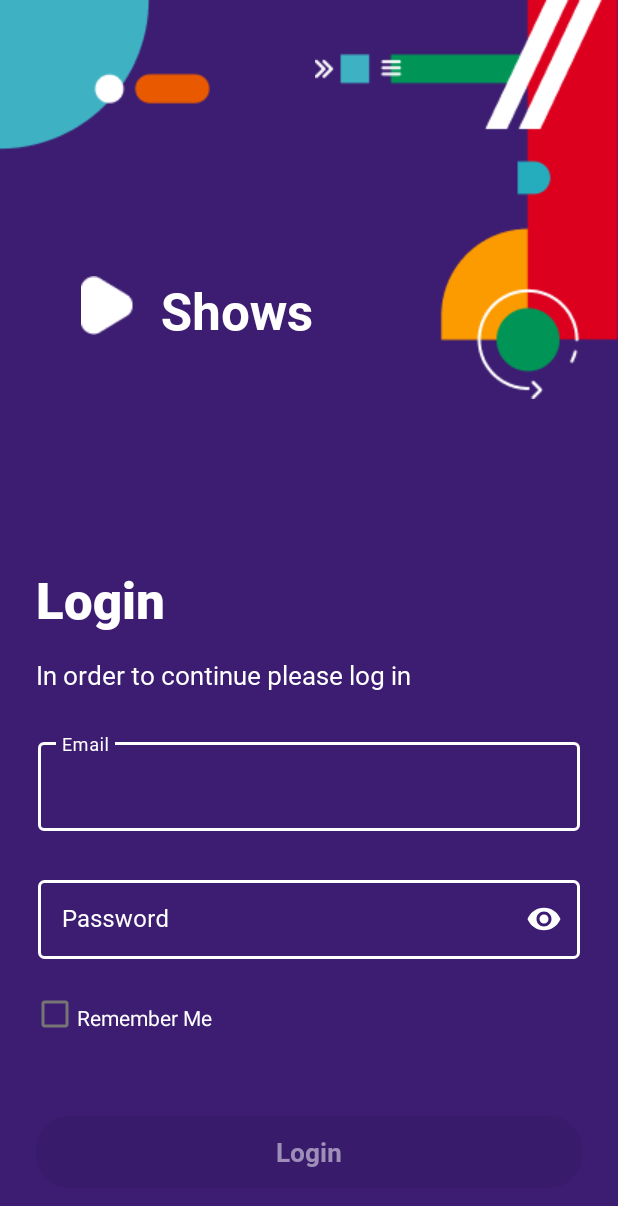
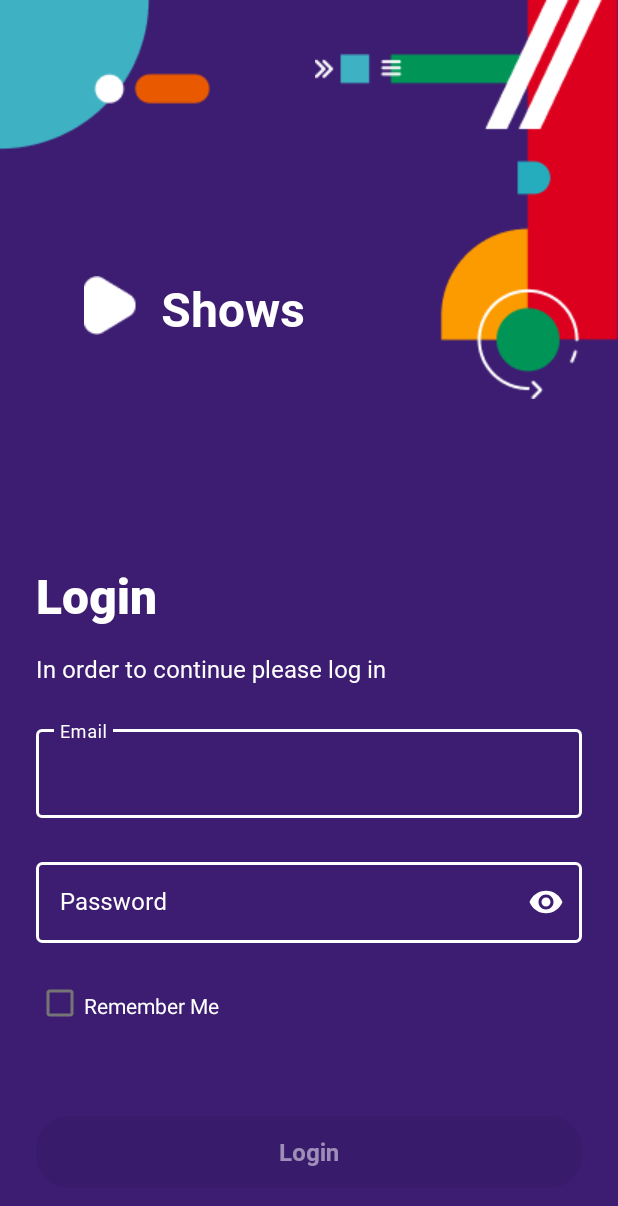
Before and after one commit to DorianBadel/infinum-academy-shows-app-DorianBadel, an Android app: the screen it shows after launch (MainActivity), on a phone screen of 412 x 824 dp. Shown: the top 1206 px of the screen. Run offline under Robolectric (Android 15) with nearby library versions, the phone set to English and light mode, and no system bars.

Commit message:
Adjusting to the 8dp grid

```diff
--- a/app/src/main/res/layout/fragment_login_fraagment.xml
+++ b/app/src/main/res/layout/fragment_login_fraagment.xml
@@ -33,7 +33,7 @@
             android:id="@+id/playicon"
             android:layout_width="wrap_content"
             android:layout_height="wrap_content"
-            android:layout_marginStart="54dp"
+            android:layout_marginStart="56dp"
             android:layout_marginTop="184dp"
             android:src="@drawable/triangle"
             app:layout_constraintStart_toStartOf="parent"
@@ -42,12 +42,12 @@
         <TextView
             android:layout_width="wrap_content"
             android:layout_height="wrap_content"
-            android:layout_marginStart="18dp"
+            android:layout_marginStart="16dp"
             android:layout_marginTop="184dp"
             android:fontFamily="@font/robotobold"
             android:text="@string/login_app_title"
             android:textColor="#FFFFFF"
-            android:textSize="34sp"
+            android:textSize="32sp"
             app:layout_constraintHorizontal_bias="0.0"
             app:layout_constraintStart_toEndOf="@+id/playicon"
             app:layout_constraintTop_toTopOf="parent" />
@@ -57,11 +57,11 @@
             android:layout_width="wrap_content"
             android:layout_height="wrap_content"
             android:layout_marginLeft="24dp"
-            android:layout_marginTop="153dp"
+            android:layout_marginTop="152dp"
             android:fontFamily="@font/robotoblack"
             android:text="@string/login_action_title"
             android:textColor="#FFFFFF"
-            android:textSize="34sp"
+            android:textSize="32sp"
             app:layout_constraintStart_toStartOf="parent"
             app:layout_constraintTop_toBottomOf="@+id/playicon" />
 
@@ -74,7 +74,7 @@
             android:fontFamily="@font/robotoregular"
             android:text="@string/login_description"
             android:textColor="#FFFFFF"
-            android:textSize="17sp"
+            android:textSize="16sp"
             app:layout_constraintStart_toStartOf="parent"
             app:layout_constraintTop_toBottomOf="@+id/loginText" />
 
@@ -84,9 +84,9 @@
             style="@style/Widget.MaterialComponents.TextInputLayout.OutlinedBox"
             android:layout_width="match_parent"
             android:layout_height="wrap_content"
-            android:layout_marginLeft="25dp"
-            android:layout_marginTop="27dp"
-            android:layout_marginRight="25dp"
+            android:layout_marginLeft="24dp"
+            android:layout_marginTop="24dp"
+            android:layout_marginRight="24dp"
             android:hint="@string/login_email_hint"
             android:textColorHint="#FFFFFF"
             app:boxStrokeColor="#FFFFFF"
@@ -113,9 +113,9 @@
             style="@style/Widget.MaterialComponents.TextInputLayout.OutlinedBox"
             android:layout_width="match_parent"
             android:layout_height="wrap_content"
-            android:layout_marginLeft="25dp"
-            android:layout_marginTop="27dp"
-            android:layout_marginRight="25dp"
+            android:layout_marginLeft="24dp"
+            android:layout_marginTop="24dp"
+            android:layout_marginRight="24dp"
             android:hint="@string/login_password_hint"
             android:textColorHint="#FFFFFF"
             app:boxStrokeColor="#FFFFFF"
@@ -130,12 +130,12 @@
                 android:id="@+id/passwordTexttxt"
                 android:layout_width="match_parent"
                 android:layout_height="wrap_content"
-                android:layout_marginTop="27dp"
+                android:layout_marginTop="24dp"
                 android:background="@drawable/input_bg"
                 android:contentDescription="@string/login_password_desc"
                 android:fontFamily="@font/robotoregular"
                 android:inputType="textPassword"
-                android:padding="15dp"
+                android:padding="16dp"
                 android:selectAllOnFocus="true"
                 android:singleLine="true"
                 android:textColor="#FFFFFF"
@@ -147,9 +147,9 @@
 
         <CheckBox
             android:id="@+id/cbRememberMe"
-            android:layout_width="30dp"
-            android:layout_height="30dp"
-            android:layout_margin="21dp"
+            android:layout_width="32dp"
+            android:layout_height="32dp"
+            android:layout_margin="24dp"
             app:layout_constraintStart_toStartOf="parent"
             app:layout_constraintTop_toBottomOf="@+id/passwordText"
             />
@@ -180,7 +180,7 @@
             android:textAppearance="@style/TextAppearance.AppCompat.Body2"
             android:textColor="#FFFFFF"
             android:textColorHint="#FFFFFF"
-            android:textSize="17sp"
+            android:textSize="16sp"
             app:layout_constraintBottom_toBottomOf="parent"
             app:layout_constraintEnd_toEndOf="parent"
             app:layout_constraintStart_toStartOf="parent" />
```
Also changed, not shown: app/src/main/res/layout/dialog_add_review.xml (+5 -5 lines), app/src/main/res/layout/dialog_profile.xml (+10 -9 lines), app/src/main/res/layout/fragment_show_details.xml (+14 -14 lines), app/src/main/res/layout/fragment_shows.xml (+7 -7 lines), app/src/main/res/layout/view_item_review.xml (+14 -13 lines), app/src/main/res/layout/view_show_card.xml (+7 -7 lines).
